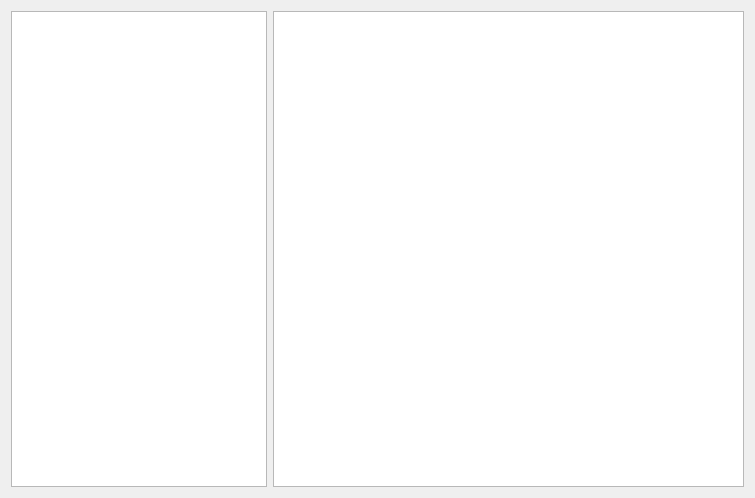
First picture: the form in app/src/widgets/ctextbrowser.ui, repository VioletGiraffe/FasterThanSight, before the edit.
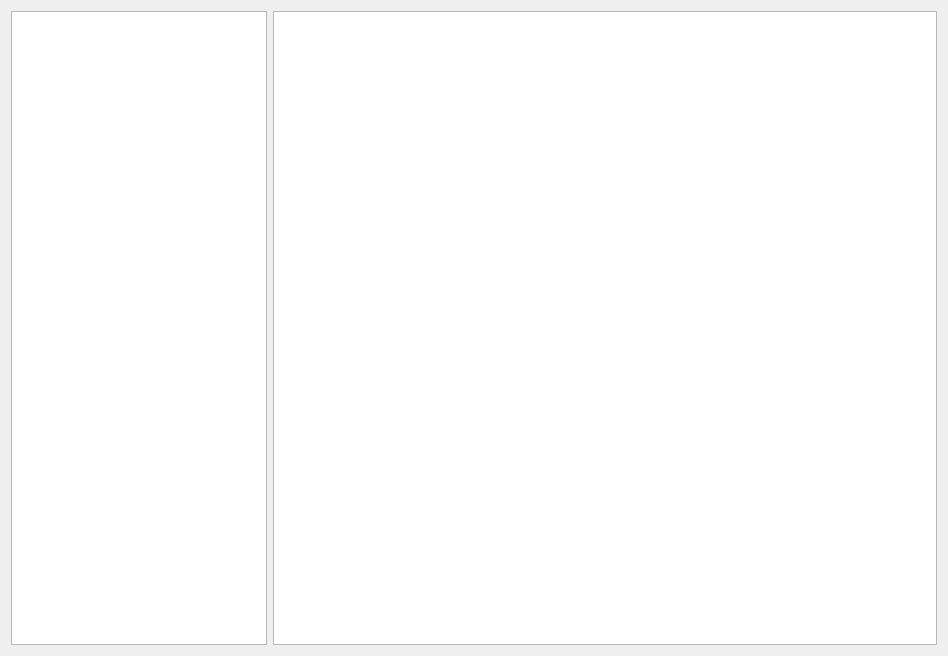
Second picture: the form after the edit.

Commit message: CTextBrowser font sizes increased

What changed in the file:
```diff
--- a/app/src/widgets/ctextbrowser.ui
+++ b/app/src/widgets/ctextbrowser.ui
@@ -6,8 +6,8 @@
    <rect>
     <x>0</x>
     <y>0</y>
-    <width>755</width>
-    <height>498</height>
+    <width>948</width>
+    <height>656</height>
    </rect>
   </property>
   <property name="windowTitle">
@@ -15,10 +15,23 @@
   </property>
   <layout class="QHBoxLayout" name="horizontalLayout" stretch="0,1">
    <item>
-    <widget class="QListWidget" name="_chaptersList"/>
+    <widget class="QListWidget" name="_chaptersList">
+     <property name="font">
+      <font>
+       <pointsize>12</pointsize>
+      </font>
+     </property>
+    </widget>
    </item>
    <item>
-    <widget class="QPlainTextEdit" name="_textView"/>
+    <widget class="QPlainTextEdit" name="_textView">
+     <property name="font">
+      <font>
+       <family>Georgia</family>
+       <pointsize>14</pointsize>
+      </font>
+     </property>
+    </widget>
    </item>
   </layout>
  </widget>
```
